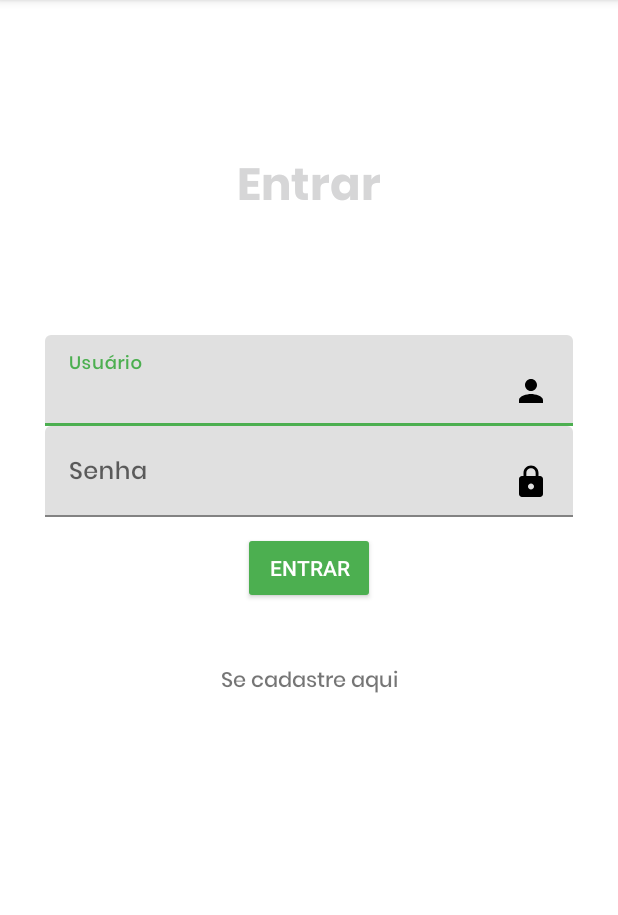
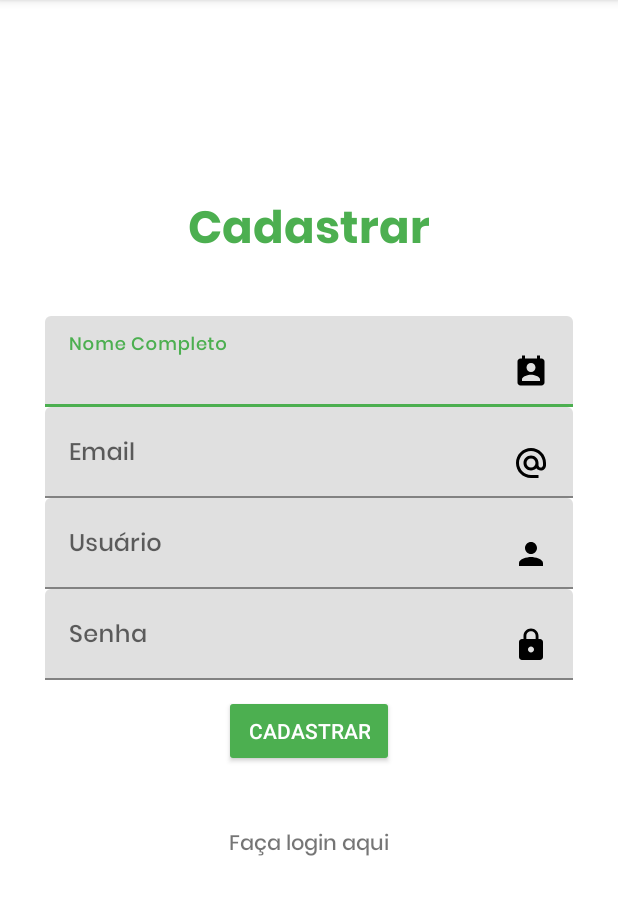
Before and after one commit to iancarlos335/IgrejaApp, an Android app: the screen it shows after launch (MainActivity), on a phone screen of 412 x 824 dp, the part 84-999 px from its top. Run offline under Robolectric (Android 15) with nearby library versions, the phone set to English and light mode, and no system bars.

Commit message:
Adicionando mudanças para inserção de 2 novos campos

```diff
--- /dev/null
+++ b/app/src/main/res/drawable/ic_email.xml
@@ -0,0 +1,5 @@
+<vector android:height="24dp" android:tint="#000000"
+    android:viewportHeight="24" android:viewportWidth="24"
+    android:width="24dp" xmlns:android="http://schemas.android.com/apk/res/android">
+    <path android:fillColor="@android:color/white" android:pathData="M12,2C6.48,2 2,6.48 2,12s4.48,10 10,10h5v-2h-5c-4.34,0 -8,-3.66 -8,-8s3.66,-8 8,-8 8,3.66 8,8v1.43c0,0.79 -0.71,1.57 -1.5,1.57s-1.5,-0.78 -1.5,-1.57L17,12c0,-2.76 -2.24,-5 -5,-5s-5,2.24 -5,5 2.24,5 5,5c1.38,0 2.64,-0.56 3.54,-1.47 0.65,0.89 1.77,1.47 2.96,1.47 1.97,0 3.5,-1.6 3.5,-3.57L22,12c0,-5.52 -4.48,-10 -10,-10zM12,15c-1.66,0 -3,-1.34 -3,-3s1.34,-3 3,-3 3,1.34 3,3 -1.34,3 -3,3z"/>
+</vector>
--- /dev/null
+++ b/app/src/main/res/drawable/ic_name.xml
@@ -0,0 +1,5 @@
+<vector android:height="24dp" android:tint="#000000"
+    android:viewportHeight="24" android:viewportWidth="24"
+    android:width="24dp" xmlns:android="http://schemas.android.com/apk/res/android">
+    <path android:fillColor="@android:color/white" android:pathData="M19,3h-1L18,1h-2v2L8,3L8,1L6,1v2L5,3c-1.11,0 -2,0.9 -2,2v14c0,1.1 0.89,2 2,2h14c1.1,0 2,-0.9 2,-2L21,5c0,-1.1 -0.9,-2 -2,-2zM12,6c1.66,0 3,1.34 3,3s-1.34,3 -3,3 -3,-1.34 -3,-3 1.34,-3 3,-3zM18,18L6,18v-1c0,-2 4,-3.1 6,-3.1s6,1.1 6,3.1v1z"/>
+</vector>
--- a/app/src/main/res/layout/activity_main.xml
+++ b/app/src/main/res/layout/activity_main.xml
@@ -4,31 +4,70 @@
     xmlns:tools="http://schemas.android.com/tools"
     android:layout_width="match_parent"
     android:layout_height="match_parent"
-    tools:context=".MainActivity">
-
-    <TextView
-        android:id="@+id/textView"
-        android:layout_width="match_parent"
-        android:layout_height="wrap_content"
-        android:layout_marginTop="100dp"
-        android:fontFamily="@font/poppinsbold"
-        android:gravity="center"
-        android:text="@string/login"
-        android:textColor="@color/colorAccent"
-        android:textSize="30sp"
-        app:layout_constraintEnd_toEndOf="parent"
-        app:layout_constraintHorizontal_bias="0.0"
-        app:layout_constraintStart_toStartOf="parent"
-        app:layout_constraintTop_toTopOf="parent"
-        />
+    tools:context=".SignUp">
 
     <androidx.constraintlayout.widget.ConstraintLayout
         android:layout_width="match_parent"
         android:layout_height="wrap_content"
         app:layout_constraintBottom_toBottomOf="parent"
         app:layout_constraintTop_toTopOf="parent"
-        app:layout_constraintVertical_bias="0.426"
-        tools:layout_editor_absoluteX="0dp">
+        app:layout_constraintVertical_bias="0.4">
+
+        <TextView
+            android:id="@+id/textView"
+            android:layout_width="match_parent"
+            android:layout_height="wrap_content"
+            android:fontFamily="@font/poppinsbold"
+            android:gravity="center"
+            android:text="@string/sign_up"
+            android:textSize="30sp"
+            android:textColor="@color/green"
+            app:layout_constraintEnd_toEndOf="parent"
+            app:layout_constraintHorizontal_bias="0.0"
+            app:layout_constraintStart_toStartOf="parent"
+            app:layout_constraintTop_toTopOf="parent" />
+
+        <com.google.android.material.textfield.TextInputLayout
+            android:id="@+id/textInputLayoutFullname"
+            android:layout_width="match_parent"
+            android:layout_height="wrap_content"
+            android:layout_marginLeft="30dp"
+            android:layout_marginTop="30dp"
+            android:layout_marginRight="30dp"
+            android:hint="@string/fullname"
+            app:layout_constraintEnd_toEndOf="parent"
+            app:layout_constraintStart_toStartOf="parent"
+            app:layout_constraintTop_toBottomOf="@+id/textView">
+
+            <com.google.android.material.textfield.TextInputEditText
+                android:id="@+id/fullname"
+                android:layout_width="match_parent"
+                android:layout_height="wrap_content"
+                android:drawableEnd="@drawable/ic_name"
+                android:fontFamily="@font/poppinsmedium" />
+
+        </com.google.android.material.textfield.TextInputLayout>
+
+        <com.google.android.material.textfield.TextInputLayout
+            android:id="@+id/textInputLayoutEmail"
+            android:layout_width="match_parent"
+            android:layout_height="wrap_content"
+            android:layout_marginLeft="30dp"
+            android:layout_marginRight="30dp"
+            android:hint="@string/email"
+            app:layout_constraintEnd_toEndOf="parent"
+            app:layout_constraintHorizontal_bias="0.0"
+            app:layout_constraintStart_toStartOf="parent"
+            app:layout_constraintTop_toBottomOf="@+id/textInputLayoutFullname">
+
+            <com.google.android.material.textfield.TextInputEditText
+                android:id="@+id/email"
+                android:layout_width="match_parent"
+                android:layout_height="wrap_content"
+                android:drawableEnd="@drawable/ic_email"
+                android:fontFamily="@font/poppinsmedium" />
+
+        </com.google.android.material.textfield.TextInputLayout>
 
         <com.google.android.material.textfield.TextInputLayout
             android:id="@+id/textInputLayoutUsername"
@@ -40,15 +79,14 @@
             app:layout_constraintEnd_toEndOf="parent"
             app:layout_constraintHorizontal_bias="0.0"
             app:layout_constraintStart_toStartOf="parent"
-            app:layout_constraintTop_toTopOf="parent">
+            app:layout_constraintTop_toBottomOf="@+id/textInputLayoutEmail">
 
             <com.google.android.material.textfield.TextInputEditText
                 android:id="@+id/username"
                 android:layout_width="match_parent"
                 android:layout_height="wrap_content"
                 android:drawableEnd="@drawable/ic_user"
-                android:fontFamily="@font/poppinsmedium"/>
-
+                android:fontFamily="@font/poppinsmedium" />
         </com.google.android.material.textfield.TextInputLayout>
 
         <com.google.android.material.textfield.TextInputLayout
@@ -79,26 +117,26 @@
             app:layout_constraintTop_toBottomOf="@+id/textInputLayoutPassword" />
 
         <Button
-            android:id="@+id/buttonLogin"
+            android:id="@+id/buttonSignUp"
             style="@style/Widget.AppCompat.Button.Colored"
             android:layout_width="wrap_content"
             android:layout_height="wrap_content"
             android:layout_marginTop="10dp"
-            android:text="@string/login"
+            android:text="@string/sign_up"
             app:layout_constraintEnd_toEndOf="parent"
             app:layout_constraintStart_toStartOf="parent"
             app:layout_constraintTop_toBottomOf="@+id/progress" />
 
         <TextView
-            android:id="@+id/signUpText"
+            android:id="@+id/loginText"
             android:layout_width="wrap_content"
             android:layout_height="wrap_content"
             android:layout_marginTop="40dp"
             android:fontFamily="@font/poppinsmedium"
-            android:text="@string/signuphere"
+            android:text="@string/loginhere"
             app:layout_constraintEnd_toEndOf="parent"
             app:layout_constraintStart_toStartOf="parent"
-            app:layout_constraintTop_toBottomOf="@+id/buttonLogin" />
+            app:layout_constraintTop_toBottomOf="@+id/buttonSignUp" />
     </androidx.constraintlayout.widget.ConstraintLayout>
 
 </androidx.constraintlayout.widget.ConstraintLayout>
--- a/app/src/main/res/values/strings.xml
+++ b/app/src/main/res/values/strings.xml
@@ -1,9 +1,12 @@
 <resources>
     <string name="app_name">IgrejaApp</string>
+    <string name="fullname">Nome Completo</string>
+    <string name="email">Email</string>
     <string name="username">Usuário</string>
     <string name="password">Senha</string>
     <string name="login">Entrar</string>
     <string name="sign_up">Cadastrar</string>
     <string name="signuphere">Se cadastre aqui</string>
+    <string name="loginhere">Faça login aqui</string>
 
 </resources>
--- a/build.gradle
+++ b/build.gradle
@@ -1,7 +1,7 @@
 // Top-level build file where you can add configuration options common to all sub-projects/modules.
 plugins {
-    id 'com.android.application' version '7.3.0' apply false
-    id 'com.android.library' version '7.3.0' apply false
+    id 'com.android.application' version '7.3.1' apply false
+    id 'com.android.library' version '7.3.1' apply false
 }
 
 allprojects {
```
